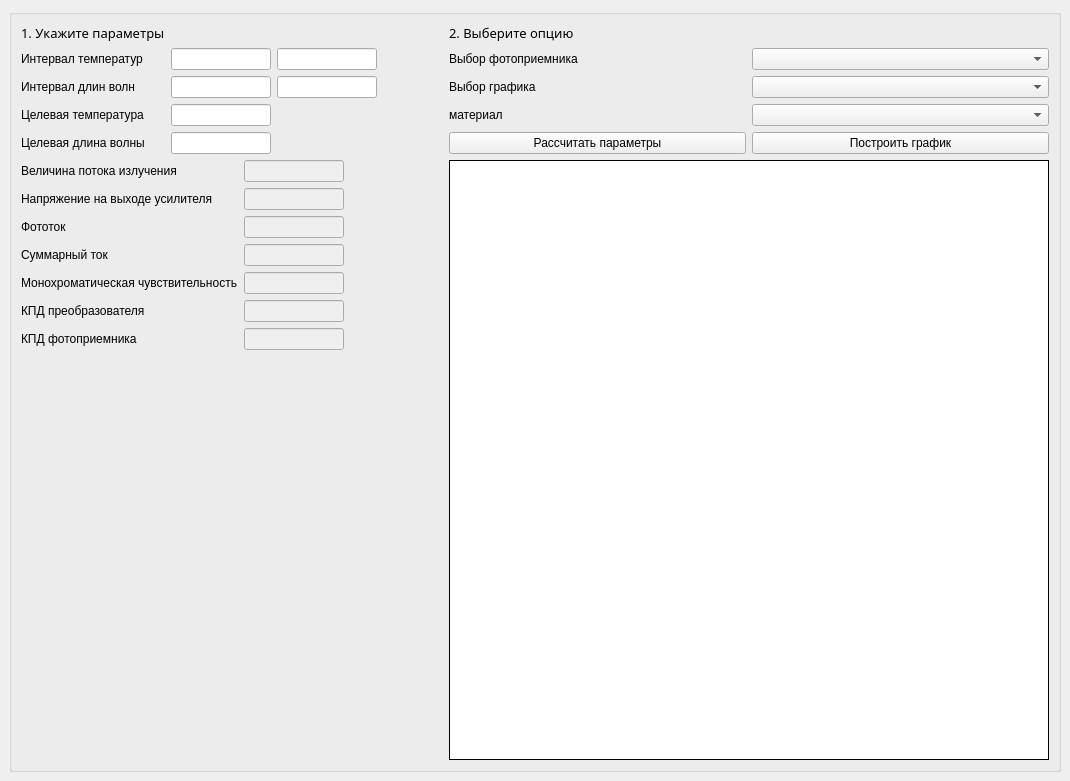
Before: the Qt Designer form DIPLOM_GUI/ADSS.ui in alexTormentor/SpectralAnalyze, drawn with Qt 5.
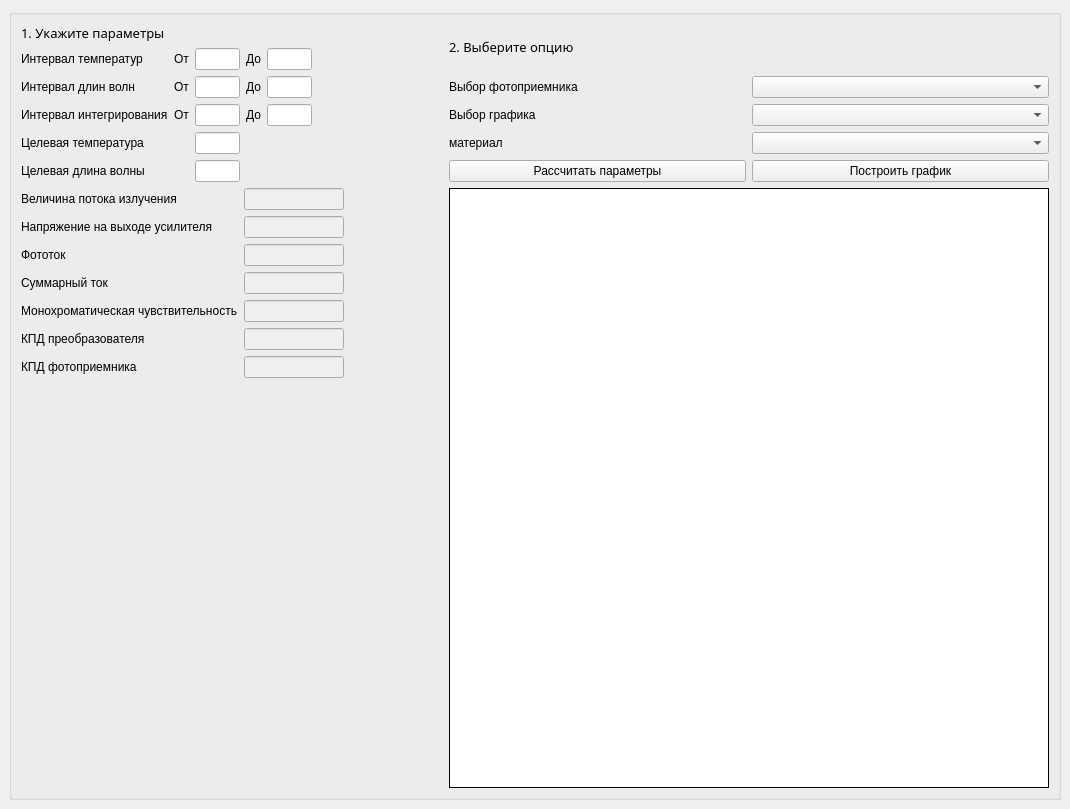
After: the same form once the commit is applied.

Commit message: Added Plot features

```diff
--- a/DIPLOM_GUI/ADSS.ui
+++ b/DIPLOM_GUI/ADSS.ui
@@ -196,11 +196,55 @@
        </item>
        <item row="0" column="0">
         <layout class="QGridLayout" name="gridLayout">
-         <item row="2" column="3">
+         <item row="1" column="2">
+          <widget class="QLabel" name="label_11">
+           <property name="text">
+            <string>От</string>
+           </property>
+          </widget>
+         </item>
+         <item row="5" column="1">
+          <widget class="QLabel" name="label_4">
+           <property name="text">
+            <string>Целевая длина волны</string>
+           </property>
+          </widget>
+         </item>
+         <item row="0" column="1">
+          <widget class="QLabel" name="label_6">
+           <property name="font">
+            <font>
+             <family>Impact</family>
+             <pointsize>10</pointsize>
+            </font>
+           </property>
+           <property name="text">
+            <string>1. Укажите параметры</string>
+           </property>
+          </widget>
+         </item>
+         <item row="1" column="3">
+          <widget class="QLineEdit" name="TempStart">
+           <property name="maximumSize">
+            <size>
+             <width>45</width>
+             <height>16777215</height>
+            </size>
+           </property>
+          </widget>
+         </item>
+         <item row="3" column="1">
+          <widget class="QLabel" name="label_10">
+           <property name="text">
+            <string>Интервал интегрирования</string>
+           </property>
+          </widget>
+         </item>
+         <item row="2" column="5">
           <widget class="QLineEdit" name="WaveEnd">
            <property name="maximumSize">
             <size>
-             <width>100</width>
+             <width>45</width>
              <height>16777215</height>
             </size>
            </property>
@@ -213,7 +257,61 @@
            </property>
           </widget>
          </item>
-         <item row="1" column="4">
+         <item row="2" column="3">
+          <widget class="QLineEdit" name="WaveStart">
+           <property name="maximumSize">
+            <size>
+             <width>45</width>
+             <height>16777215</height>
+            </size>
+           </property>
+          </widget>
+         </item>
+         <item row="4" column="3">
+          <widget class="QLineEdit" name="TargetTemp">
+           <property name="maximumSize">
+            <size>
+             <width>45</width>
+             <height>16777215</height>
+            </size>
+           </property>
+          </widget>
+         </item>
+         <item row="4" column="1">
+          <widget class="QLabel" name="label_3">
+           <property name="text">
+            <string>Целевая температура</string>
+           </property>
+          </widget>
+         </item>
+         <item row="5" column="3">
+          <widget class="QLineEdit" name="TargetWave">
+           <property name="maximumSize">
+            <size>
+             <width>45</width>
+             <height>16777215</height>
+            </size>
+           </property>
+          </widget>
+         </item>
+         <item row="2" column="1">
+          <widget class="QLabel" name="label_2">
+           <property name="text">
+            <string>Интервал длин волн</string>
+           </property>
+          </widget>
+         </item>
+         <item row="1" column="5">
+          <widget class="QLineEdit" name="TempEnd">
+           <property name="maximumSize">
+            <size>
+             <width>45</width>
+             <height>16777215</height>
+            </size>
+           </property>
+          </widget>
+         </item>
+         <item row="1" column="6">
           <spacer name="horizontalSpacer_2">
            <property name="orientation">
             <enum>Qt::Horizontal</enum>
@@ -226,90 +324,61 @@
            </property>
           </spacer>
          </item>
-         <item row="3" column="2">
-          <widget class="QLineEdit" name="TargetTemp">
-           <property name="maximumSize">
-            <size>
-             <width>100</width>
-             <height>16777215</height>
-            </size>
+         <item row="1" column="4">
+          <widget class="QLabel" name="label_12">
+           <property name="text">
+            <string>До</string>
            </property>
           </widget>
          </item>
          <item row="2" column="2">
-          <widget class="QLineEdit" name="WaveStart">
-           <property name="maximumSize">
-            <size>
-             <width>100</width>
-             <height>16777215</height>
-            </size>
+          <widget class="QLabel" name="label_13">
+           <property name="text">
+            <string>От</string>
            </property>
           </widget>
          </item>
-         <item row="2" column="1">
-          <widget class="QLabel" name="label_2">
+         <item row="2" column="4">
+          <widget class="QLabel" name="label_14">
            <property name="text">
-            <string>Интервал длин волн</string>
+            <string>До</string>
            </property>
           </widget>
          </item>
-         <item row="1" column="3">
-          <widget class="QLineEdit" name="TempEnd">
-           <property name="maximumSize">
-            <size>
-             <width>100</width>
-             <height>16777215</height>
-            </size>
+         <item row="3" column="2">
+          <widget class="QLabel" name="label_15">
+           <property name="text">
+            <string>От</string>
            </property>
           </widget>
          </item>
-         <item row="3" column="1">
-          <widget class="QLabel" name="label_3">
+         <item row="3" column="4">
+          <widget class="QLabel" name="label_23">
            <property name="text">
-            <string>Целевая температура</string>
+            <string>До</string>
            </property>
           </widget>
          </item>
-         <item row="4" column="2">
-          <widget class="QLineEdit" name="TargetWave">
+         <item row="3" column="3">
+          <widget class="QLineEdit" name="IntStart">
            <property name="maximumSize">
             <size>
-             <width>100</width>
+             <width>45</width>
              <height>16777215</height>
             </size>
            </property>
           </widget>
          </item>
-         <item row="4" column="1">
-          <widget class="QLabel" name="label_4">
-           <property name="text">
-            <string>Целевая длина волны</string>
-           </property>
-          </widget>
-         </item>
-         <item row="1" column="2">
-          <widget class="QLineEdit" name="TempStart">
+         <item row="3" column="5">
+          <widget class="QLineEdit" name="IntEnd">
            <property name="maximumSize">
             <size>
-             <width>100</width>
+             <width>45</width>
              <height>16777215</height>
             </size>
            </property>
           </widget>
          </item>
-         <item row="0" column="1">
-          <widget class="QLabel" name="label_6">
-           <property name="font">
-            <font>
-             <family>Impact</family>
-             <pointsize>10</pointsize>
-            </font>
-           </property>
-           <property name="text">
-            <string>1. Укажите параметры</string>
-           </property>
-          </widget>
-         </item>
         </layout>
        </item>
        <item row="0" column="1">
```
The commit also changes 2 other files.
